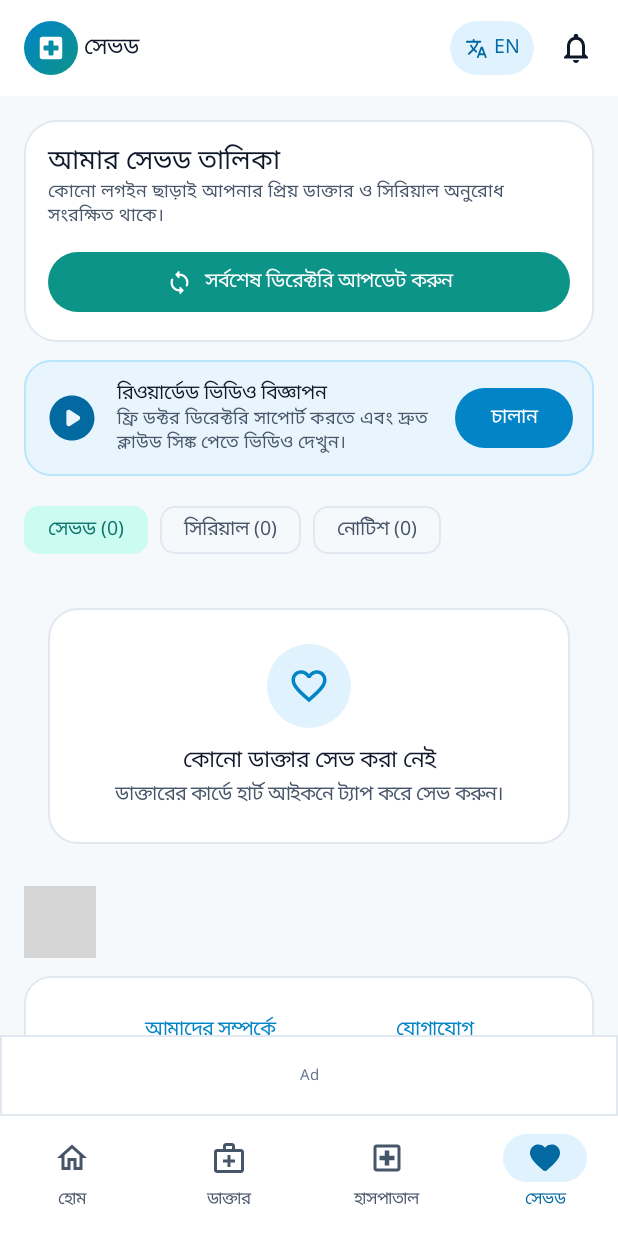
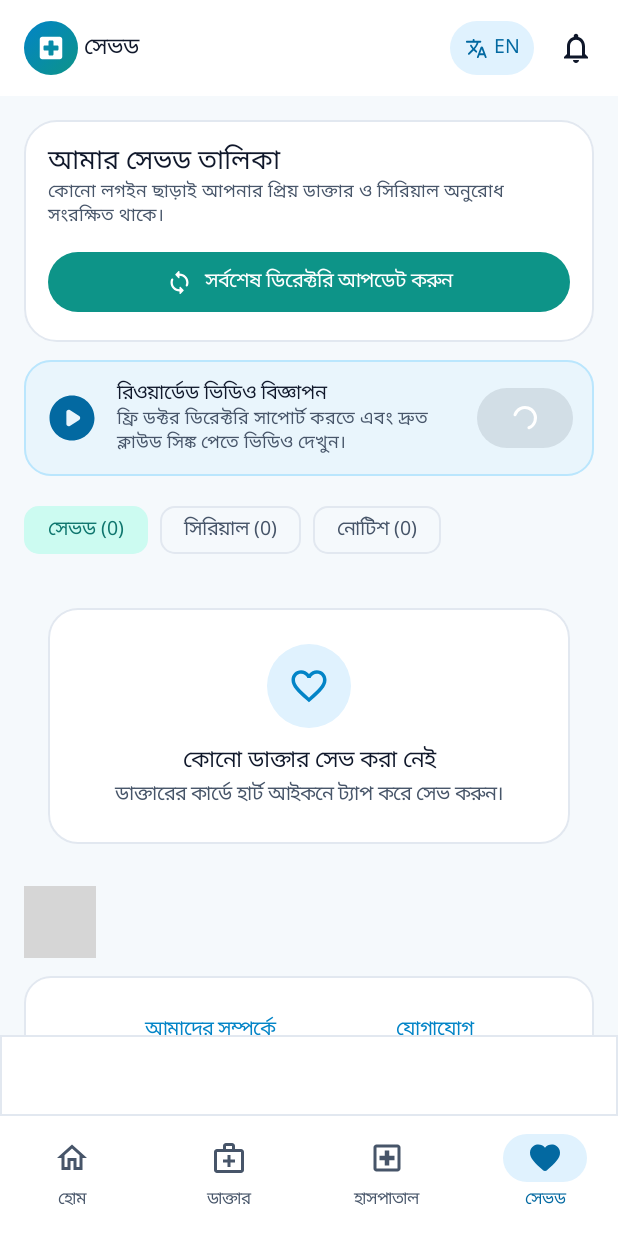
Before and after one commit to SPRGROUPBD/drlistbd, an Android app built with Jetpack Compose: the screen it shows after launch (MainActivity), item 4 of the bottom bar chosen, on a phone screen of 412 x 824 dp. Run offline under Robolectric (Android 15) with nearby library versions, the phone set to English and light mode, and no system bars; our stand-ins replace Room's generated code; libraries missing offline, so code that uses them is left out: com.startapp.sdk; pictures from the network do not load; 19 statements that could not run were skipped; grey boxes are pictures that could not be loaded.

Commit message:
feat: integrate Start.io ads and add loading states
- Added Play Services Ads Identifier dependency.
- Configured R8/ProGuard rules for Start.io SDK.
- Added loading state support to rewarded ad UI components.

```diff
--- a/app/build.gradle.kts
+++ b/app/build.gradle.kts
@@ -107,6 +107,7 @@ dependencies {
   implementation(libs.androidx.room.runtime)
   implementation(libs.coil.compose)
   implementation("com.startapp:inapp-sdk:5.+")
+  implementation(libs.play.services.ads.identifier)
   // implementation(libs.converter.moshi)
   // implementation(libs.firebase.ai)
   // Uncomment to use Firestore:
--- a/app/src/main/java/com/example/MainActivity.kt
+++ b/app/src/main/java/com/example/MainActivity.kt
@@ -251,6 +251,7 @@ fun DoctorListBdApp(vm: MainViewModel = viewModel()) {
                             hospitals = hospitals,
                             favoriteIds = favoriteIds,
                             isRewardedReady = rewardedHelper.isReady,
+                            isRewardedLoading = rewardedHelper.isLoading,
                             onWatchRewardedAd = triggerRewardedAd,
                             onRefreshDirectory = vm::refreshDirectory,
                             onSearchSubmit = { query ->
@@ -326,6 +327,7 @@ fun DoctorListBdApp(vm: MainViewModel = viewModel()) {
                             appointments = appointments,
                             notifications = notifications,
                             isRewardedReady = rewardedHelper.isReady,
+                            isRewardedLoading = rewardedHelper.isLoading,
                             onWatchRewardedAd = triggerRewardedAd,
                             onRefreshDirectory = vm::refreshDirectory,
                             onToggleFavorite = vm::toggleFavorite,
--- a/app/src/main/java/com/example/ui/ads/StartIoAds.kt
+++ b/app/src/main/java/com/example/ui/ads/StartIoAds.kt
@@ -31,7 +31,6 @@ import androidx.compose.ui.platform.testTag
 import androidx.compose.ui.unit.dp
 import androidx.compose.ui.viewinterop.AndroidView
 import androidx.lifecycle.compose.collectAsStateWithLifecycle
-import com.example.BuildConfig
 import com.example.i18n.AppLang
 import com.example.i18n.tr
 import com.example.ui.theme.*
@@ -66,15 +65,15 @@ object StartIoConfig {
     fun init(activity: Activity) {
         if (_isInitialized.value) return
         try {
-            // Enable Start.io test ads automatically in debug builds so Banner, Native,
-            // and Rewarded ads always fill during testing, while release builds serve live ads.
-            StartAppSDK.setTestAdsEnabled(BuildConfig.DEBUG)
+            // Production mode: always serve REAL Start.io live ads for App ID 210630916
+            StartAppSDK.setTestAdsEnabled(false)
             StartAppSDK.setUserConsent(activity, "pas", System.currentTimeMillis(), true)
 
             StartAppSDK.initParams(activity, APP_ID)
                 .setReturnAdsEnabled(false)
                 .setCallback {
-                    Log.d(TAG, "Start.io SDK initialized successfully for App ID $APP_ID (debug=${BuildConfig.DEBUG})")
+                    StartAppSDK.setTestAdsEnabled(false)
+                    Log.d(TAG, "Start.io SDK initialized in LIVE production mode for App ID $APP_ID")
                     _isInitialized.value = true
                 }
                 .init()
@@ -102,7 +101,6 @@ fun StartIoBannerAd(modifier: Modifier = Modifier) {
     val sdkReady by StartIoConfig.isInitialized.collectAsStateWithLifecycle()
     val context = LocalContext.current
     val activity = remember(context) { context.findActivity() }
-    var bannerLoaded by remember { mutableStateOf(false) }
 
     if (!sdkReady || activity == null) return
 
@@ -135,7 +133,6 @@ fun StartIoBannerAd(modifier: Modifier = Modifier) {
                     val banner = Banner(activity, object : BannerListener {
                         override fun onReceiveAd(view: View?) {
                             Log.d("StartIoAds", "Banner ad received")
-                            bannerLoaded = true
                             view?.visibility = View.VISIBLE
                         }
 
@@ -169,13 +166,6 @@ fun StartIoBannerAd(modifier: Modifier = Modifier) {
                     .fillMaxWidth()
                     .height(50.dp)
             )
-            if (!bannerLoaded) {
-                Text(
-                    text = "Ad",
-                    style = MaterialTheme.typography.labelSmall,
-                    color = TextMuted
-                )
-            }
         }
     }
 }
@@ -480,6 +470,7 @@ fun rememberStartIoRewardedHelper(): StartIoRewardedHelper {
 fun RewardedAdCard(
     lang: AppLang,
     isReady: Boolean,
+    isLoading: Boolean = false,
     onWatchClick: () -> Unit,
     modifier: Modifier = Modifier
 ) {
@@ -520,12 +511,21 @@ fun RewardedAdCard(
             }
             Button(
                 onClick = onWatchClick,
+                enabled = !isLoading,
                 colors = ButtonDefaults.buttonColors(containerColor = MedicalBlue)
             ) {
-                Text(
-                    text = if (isReady) tr(lang, "দেখুন", "Watch") else tr(lang, "চালান", "Play"),
-                    maxLines = 1
-                )
+                if (isLoading && !isReady) {
+                    CircularProgressIndicator(
+                        modifier = Modifier.size(16.dp),
+                        color = SurfaceWhite,
+                        strokeWidth = 2.dp
+                    )
+                } else {
+                    Text(
+                        text = if (isReady) tr(lang, "দেখুন", "Watch") else tr(lang, "চালান", "Play"),
+                        maxLines = 1
+                    )
+                }
             }
         }
     }
--- a/app/src/main/java/com/example/ui/screens/HomeScreen.kt
+++ b/app/src/main/java/com/example/ui/screens/HomeScreen.kt
@@ -53,6 +53,7 @@ fun HomeScreen(
     hospitals: List<HospitalEntity>,
     favoriteIds: Set<String>,
     isRewardedReady: Boolean,
+    isRewardedLoading: Boolean = false,
     onWatchRewardedAd: () -> Unit,
     onRefreshDirectory: () -> Unit,
     onSearchSubmit: (String) -> Unit,
@@ -477,6 +478,7 @@ fun HomeScreen(
             RewardedAdCard(
                 lang = lang,
                 isReady = isRewardedReady,
+                isLoading = isRewardedLoading,
                 onWatchClick = onWatchRewardedAd,
                 modifier = Modifier.padding(horizontal = 16.dp)
             )
--- a/app/src/main/java/com/example/ui/screens/PatientPortalScreen.kt
+++ b/app/src/main/java/com/example/ui/screens/PatientPortalScreen.kt
@@ -38,6 +38,7 @@ fun PatientPortalScreen(
     appointments: List<AppointmentRequestEntity>,
     notifications: List<NotificationEntity>,
     isRewardedReady: Boolean,
+    isRewardedLoading: Boolean = false,
     onWatchRewardedAd: () -> Unit,
     onRefreshDirectory: () -> Unit,
     onToggleFavorite: (String) -> Unit,
@@ -112,6 +113,7 @@ fun PatientPortalScreen(
             RewardedAdCard(
                 lang = lang,
                 isReady = isRewardedReady,
+                isLoading = isRewardedLoading,
                 onWatchClick = onWatchRewardedAd
             )
         }
--- a/gradle/libs.versions.toml
+++ b/gradle/libs.versions.toml
@@ -25,6 +25,7 @@ kotlinxCoroutinesAndroid = "1.10.2"
 kotlinxCoroutinesCore = "1.10.2"
 accompanistPermissions = "0.37.3"
 playServicesLocation = "21.3.0"
+playServicesAdsIdentifier = "18.2.0"
 cameraCamera2 = "1.5.0"
 cameraLifecycle = "1.5.0"
 cameraView = "1.5.0"
@@ -75,6 +76,7 @@ kotlinx-coroutines-android = { group = "org.jetbrains.kotlinx", name = "kotlinx-
 kotlinx-coroutines-core = { group = "org.jetbrains.kotlinx", name = "kotlinx-coroutines-core", version.ref = "kotlinxCoroutinesCore" }
 accompanist-permissions = { group = "com.google.accompanist", name = "accompanist-permissions", version.ref = "accompanistPermissions" }
 play-services-location = { group = "com.google.android.gms", name = "play-services-location", version.ref = "playServicesLocation" }
+play-services-ads-identifier = { group = "com.google.android.gms", name = "play-services-ads-identifier", version.ref = "playServicesAdsIdentifier" }
 androidx-camera-camera2 = { group = "androidx.camera", name = "camera-camera2", version.ref = "cameraCamera2" }
 androidx-camera-lifecycle = { group = "androidx.camera", name = "camera-lifecycle", version.ref = "cameraLifecycle" }
 androidx-camera-view = { group = "androidx.camera", name = "camera-view", version.ref = "cameraView" }
```
Also changed, not shown: 2 other files.
